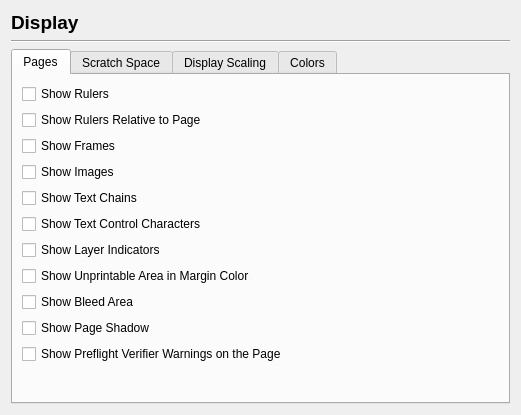
Before: the Qt Designer form scribus/ui/prefs_displaybase.ui in scribusproject/scribus, drawn with Qt 5.
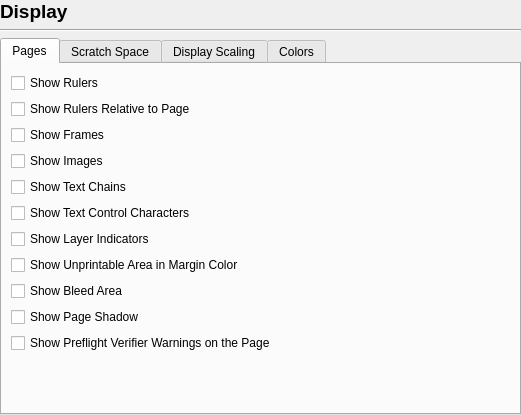
After: the same form once the commit is applied. Custom widgets are drawn as their Qt base class.

What changed in the file:
```diff
--- a/scribus/ui/prefs_displaybase.ui
+++ b/scribus/ui/prefs_displaybase.ui
@@ -14,6 +14,18 @@
    <string notr="true">Form</string>
   </property>
   <layout class="QVBoxLayout" name="verticalLayout_3">
+   <property name="leftMargin">
+    <number>0</number>
+   </property>
+   <property name="topMargin">
+    <number>0</number>
+   </property>
+   <property name="rightMargin">
+    <number>0</number>
+   </property>
+   <property name="bottomMargin">
+    <number>0</number>
+   </property>
    <item>
     <widget class="QLabel" name="label">
      <property name="font">
```
